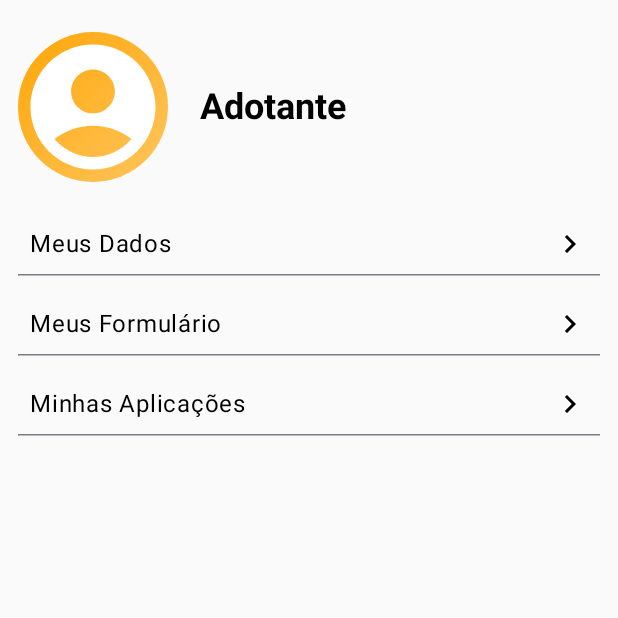
After one commit to adoteme-project/adoteme-app, an Android app built with Jetpack Compose: the ProfileScreen screen opened through its navigation route, on a phone screen of 412 x 824 dp, the top half of it. The commit adds this screen. Run offline under Robolectric (Android 15) with nearby library versions, the light colour scheme and no system bars.

Commit message:
Tela principal de perfil

```diff
--- a/app/build.gradle.kts
+++ b/app/build.gradle.kts
@@ -62,6 +62,8 @@ dependencies {
     implementation("com.google.dagger:dagger:2.55")
     implementation("androidx.hilt:hilt-navigation-compose:1.0.0")
     implementation("com.google.dagger:hilt-android:2.50")
+    implementation("io.coil-kt:coil-compose:2.3.0")
+    implementation("com.google.accompanist:accompanist-permissions:0.31.1-alpha")
     kapt("com.google.dagger:hilt-android-compiler:2.50")
 
     testImplementation(libs.junit)
--- a/app/src/main/java/com/example/adoteme_app/navigation/presentation/utils/InternalRoutes.kt
+++ b/app/src/main/java/com/example/adoteme_app/navigation/presentation/utils/InternalRoutes.kt
@@ -6,4 +6,5 @@ sealed class InternalRoutes(val route: String) {
     data object Ongs: InternalRoutes("ongs")
     data object Favoritos: InternalRoutes("favoritos")
     data object PetsInfo: InternalRoutes("petInfo")
+    data object Profile: InternalRoutes("profile")
 }
--- a/app/src/main/java/com/example/adoteme_app/navigation/presentation/utils/RootRoutes.kt
+++ b/app/src/main/java/com/example/adoteme_app/navigation/presentation/utils/RootRoutes.kt
@@ -2,5 +2,5 @@ package com.example.adoteme_app.navigation.presentation.utils
 
 sealed class RootRoutes(val route: String) {
     data object Login: RootRoutes("login")
-    data object HomeSection: RootRoutes("home")
+    data object HomeSection: RootRoutes("main_section")
 }
--- /dev/null
+++ b/app/src/main/java/com/example/adoteme_app/perfil/presentation/perfil_screen/ProfileScreen.kt
@@ -0,0 +1,35 @@
+package com.example.adoteme_app.perfil.presentation.perfil_screen
+
+import androidx.compose.foundation.layout.Arrangement
+import androidx.compose.foundation.layout.Column
+import androidx.compose.foundation.layout.Row
+import androidx.compose.foundation.layout.fillMaxWidth
+import androidx.compose.foundation.layout.padding
+import androidx.compose.material.Text
+import androidx.compose.runtime.Composable
+import androidx.compose.ui.Alignment
+import androidx.compose.ui.Modifier
+import androidx.compose.ui.text.font.FontWeight
+import androidx.compose.ui.unit.dp
+import androidx.compose.ui.unit.sp
+import com.example.adoteme_app.perfil.presentation.utils.components.ListItemOption
+import com.example.adoteme_app.perfil.presentation.utils.components.ProfilePhotoPicker
+
+@Composable
+fun ProfileScreen() {
+    Column(
+        modifier = Modifier.padding(horizontal = 12.dp)
+    ) {
+        Row(
+            modifier = Modifier.fillMaxWidth(),
+            horizontalArrangement = Arrangement.spacedBy(21.dp),
+            verticalAlignment = Alignment.CenterVertically
+        ) {
+            ProfilePhotoPicker()
+            Text(text = "Adotante", fontSize = 24.sp, fontWeight = FontWeight.Bold)
+        }
+        ListItemOption(text = "Meus Dados")
+        ListItemOption(text = "Meus Formulário")
+        ListItemOption(text = "Minhas Aplicações")
+    }
+}
--- /dev/null
+++ b/app/src/main/java/com/example/adoteme_app/perfil/presentation/utils/components/ListItemOption.kt
@@ -0,0 +1,41 @@
+package com.example.adoteme_app.perfil.presentation.utils.components
+
+import androidx.compose.foundation.clickable
+import androidx.compose.foundation.layout.Arrangement
+import androidx.compose.foundation.layout.Box
+import androidx.compose.foundation.layout.Row
+import androidx.compose.foundation.layout.Spacer
+import androidx.compose.foundation.layout.fillMaxWidth
+import androidx.compose.foundation.layout.height
+import androidx.compose.foundation.layout.heightIn
+import androidx.compose.foundation.layout.padding
+import androidx.compose.material.icons.Icons
+import androidx.compose.material.icons.filled.KeyboardArrowRight
+import androidx.compose.material3.HorizontalDivider
+import androidx.compose.material3.Icon
+import androidx.compose.material3.Text
+import androidx.compose.runtime.Composable
+import androidx.compose.ui.Modifier
+import androidx.compose.ui.unit.dp
+import androidx.compose.ui.unit.sp
+
+@Composable
+fun ListItemOption(text: String ) {
+    // onNavigate: () -> Unit
+    Box(
+        modifier = Modifier.padding(8.dp)
+    ) {
+        Row(
+            modifier = Modifier.fillMaxWidth().clickable { },
+            horizontalArrangement = Arrangement.SpaceBetween
+        ) {
+            Text(text = text, fontSize = 16.sp)
+            Icon(
+                imageVector = Icons.Filled.KeyboardArrowRight,
+                contentDescription = "Avançar"
+            )
+        }
+    }
+    HorizontalDivider()
+    Spacer(modifier = Modifier.height(12.dp))
+}
--- /dev/null
+++ b/app/src/main/java/com/example/adoteme_app/perfil/presentation/utils/components/ProfilePhotoPicker.kt
@@ -0,0 +1,98 @@
+package com.example.adoteme_app.perfil.presentation.utils.components
+
+import android.net.Uri
+import androidx.activity.compose.rememberLauncherForActivityResult
+import androidx.activity.result.contract.ActivityResultContracts
+import androidx.compose.foundation.Image
+import androidx.compose.foundation.background
+import androidx.compose.foundation.clickable
+import androidx.compose.foundation.layout.Arrangement
+import androidx.compose.foundation.layout.Box
+import androidx.compose.foundation.layout.Column
+import androidx.compose.foundation.layout.padding
+import androidx.compose.foundation.layout.size
+import androidx.compose.foundation.shape.CircleShape
+import androidx.compose.material.icons.Icons
+import androidx.compose.material.icons.filled.AccountCircle
+import androidx.compose.material3.Icon
+import androidx.compose.runtime.Composable
+import androidx.compose.runtime.getValue
+import androidx.compose.runtime.mutableStateOf
+import androidx.compose.runtime.remember
+import androidx.compose.runtime.setValue
+import androidx.compose.ui.Alignment
+import androidx.compose.ui.Modifier
+import androidx.compose.ui.draw.clip
+import androidx.compose.ui.graphics.Brush
+import androidx.compose.ui.graphics.Color
+import androidx.compose.ui.layout.ContentScale
+import androidx.compose.ui.platform.LocalContext
+import androidx.compose.ui.unit.dp
+import coil.compose.rememberAsyncImagePainter
+import com.google.accompanist.permissions.ExperimentalPermissionsApi
+import com.google.accompanist.permissions.*
+
+@OptIn(ExperimentalPermissionsApi::class)
+@Composable
+fun ProfilePhotoPicker() {
+    val context = LocalContext.current
+    var imageUri by remember { mutableStateOf<Uri?>(null) }
+
+    val permissionState = rememberPermissionState(android.Manifest.permission.READ_MEDIA_IMAGES)
+
+    val imagePickerLauncher = rememberLauncherForActivityResult (
+        contract = ActivityResultContracts.GetContent()
+    ) { uri: Uri? ->
+        uri?.let {
+            imageUri = it
+        }
+    }
+
+    val mainColor = Color(red = 255, green = 197, blue = 94)
+    val actionColor = Color(red = 255, green = 166, blue = 7)
+
+
+    Column (
+        modifier = Modifier.padding(vertical = 21.dp),
+        verticalArrangement = Arrangement.Center,
+        horizontalAlignment = Alignment.CenterHorizontally
+    ) {
+        Box(
+            modifier = Modifier
+                .size(100.dp)
+                .clip(CircleShape)
+                .background(
+                    brush = Brush.linearGradient(
+                        colors = listOf(actionColor, mainColor)
+                    )
+                )
+                .clickable {
+                    if (permissionState.status.isGranted) {
+                        imagePickerLauncher.launch("image/*")
+                    } else {
+                        println("Lançando permissão")
+                        permissionState.launchPermissionRequest()
+                    }
+                },
+            contentAlignment = Alignment.Center
+        ) {
+            if (imageUri != null) {
+                Image(
+                    painter = rememberAsyncImagePainter(imageUri),
+                    contentDescription = "Selected Image",
+                    contentScale = ContentScale.Crop,
+                    modifier = Modifier
+                        .size(100.dp)
+                        .clip(CircleShape)
+                )
+            } else {
+                Icon(
+                    imageVector = Icons.Filled.AccountCircle,
+                    contentDescription = "Foto de Perfil",
+                    modifier = Modifier.size(100.dp),
+                    tint = Color.White
+                )
+            }
+        }
+    }
+}
```
Also changed, not shown: app/src/main/AndroidManifest.xml (+8 -2 lines), app/src/main/java/com/example/adoteme_app/MainComponent.kt (+21 -48 lines), app/src/main/java/com/example/adoteme_app/home/presentation/utils/components/HomeSection.kt (+29 -11 lines), app/src/main/java/com/example/adoteme_app/navigation/presentation/navi_drawer/NaviDrawer.kt (+33 -14 lines), app/src/main/java/com/example/adoteme_app/pets/presentation/pet_info_screen/PetInfoScreen.kt (+37 -4 lines).
